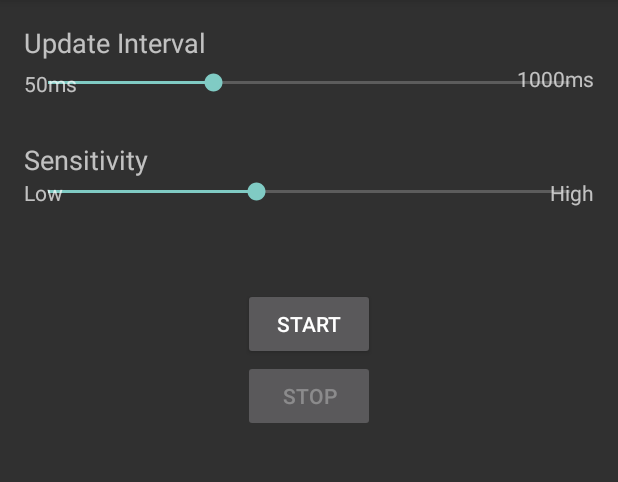
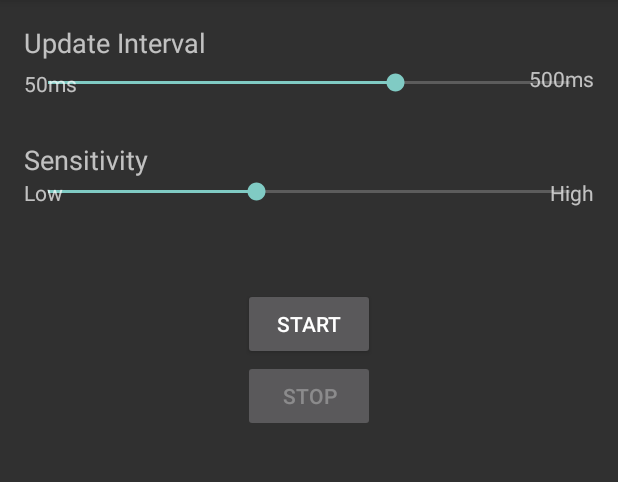
Before and after one commit to arafsheikh/deep-listener, an Android app: the screen it shows after launch (MainActivity), on a phone screen of 412 x 824 dp, the part 84-566 px from its top. Run offline under Robolectric (Android 15) with nearby library versions, the phone set to English and light mode, and no system bars.

Commit message:
Minor tweaks

```diff
--- a/src/main/res/layout/activity_main.xml
+++ b/src/main/res/layout/activity_main.xml
@@ -26,7 +26,7 @@
         android:layout_alignParentLeft="true"
         android:layout_alignParentStart="true"
         android:progress="300"
-        android:max="950" />
+        android:max="450" />
 
     <TextView
         android:layout_width="wrap_content"
@@ -100,7 +100,7 @@
         android:layout_width="wrap_content"
         android:layout_height="wrap_content"
         android:textAppearance="?android:attr/textAppearanceSmall"
-        android:text="1000ms"
+        android:text="500ms"
         android:id="@+id/textView3"
         android:layout_alignBottom="@+id/textView2"
         android:layout_alignParentRight="true"
```
Also changed, not shown: src/main/java/com/entropicapps/deeplistener/MainService.java (+24 -29 lines), 1 other file.
